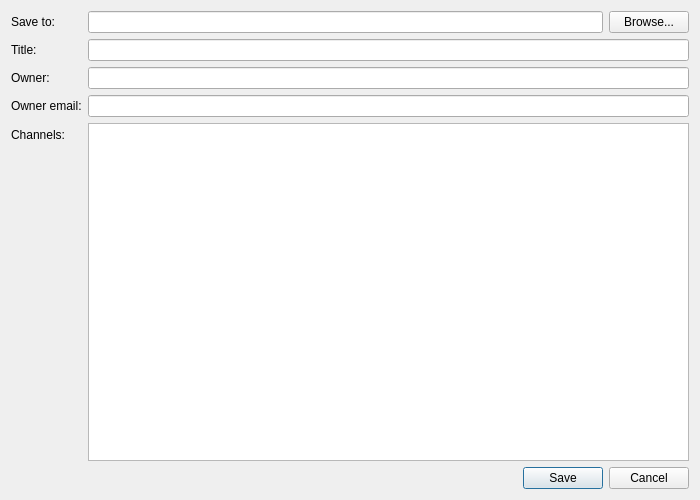
Before: the Qt Designer form src/plugins/aggregator/components/importexport/feedsexportdialog.ui in 0xd34df00d/leechcraft, drawn with Qt 5.
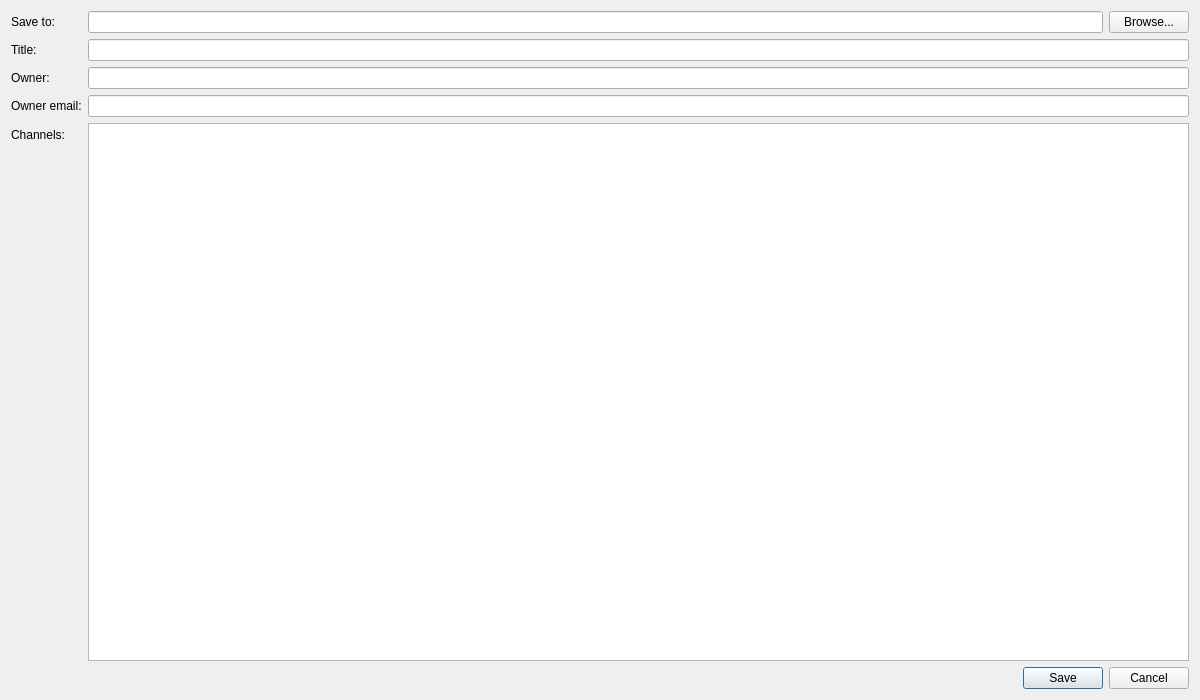
After: the same form once the commit is applied. Icons and pictures are not drawn.

Commit message: [Aggregator] Make export dialogs bigger for modern screens

The edit to the form file:
```diff
--- a/src/plugins/aggregator/components/importexport/feedsexportdialog.ui
+++ b/src/plugins/aggregator/components/importexport/feedsexportdialog.ui
@@ -6,8 +6,8 @@
    <rect>
     <x>0</x>
     <y>0</y>
-    <width>700</width>
-    <height>500</height>
+    <width>1200</width>
+    <height>700</height>
    </rect>
   </property>
   <property name="windowTitle">
```
The commit also changes 1 other file.
